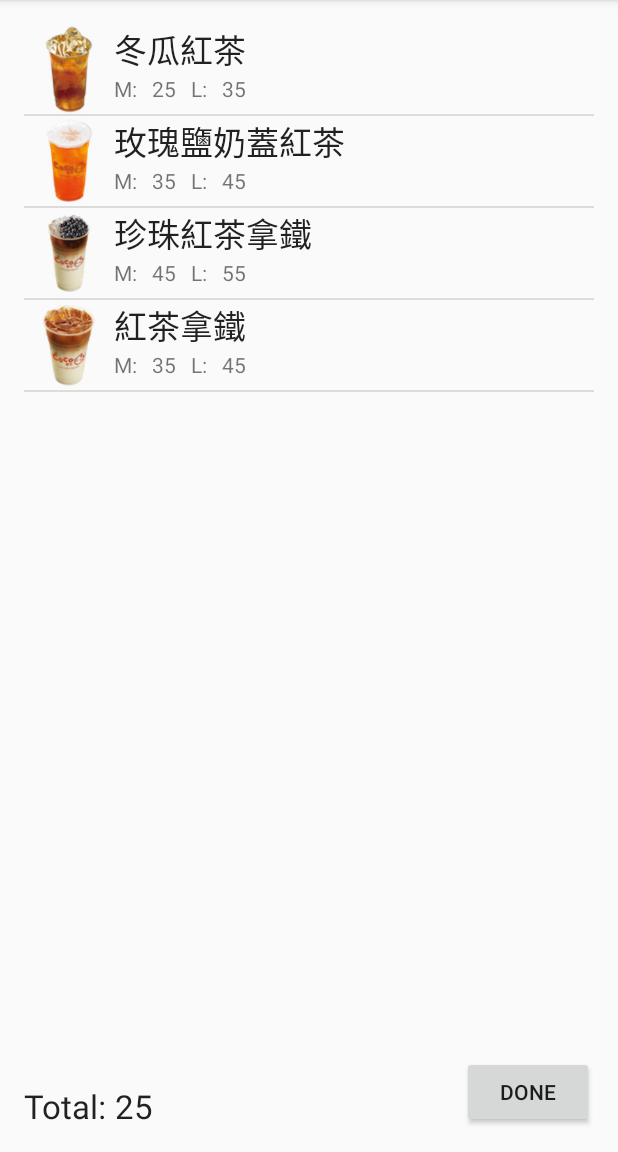
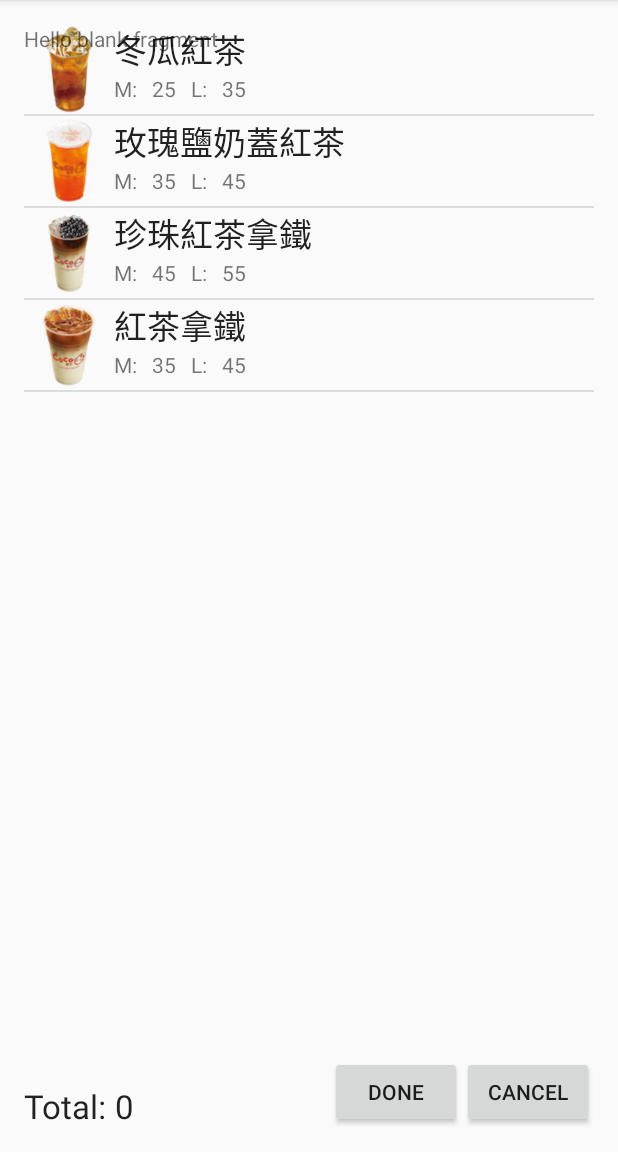
Before and after one commit to pibomb/android-class, an Android app: the DrinkMenuActivity screen opened directly, with no data from a screen before it, after a tap on "冬瓜紅茶", on a phone screen of 412 x 824 dp, the part 84-1236 px from its top. Run offline under Robolectric (Android 15) with nearby library versions, the phone set to English and light mode, and no system bars; 4 statements that could not run were skipped.

Commit message:
Add DrinkOrderDialog to DrinkMenuActivity

```diff
--- a/SimpleUI/app/build.gradle
+++ b/SimpleUI/app/build.gradle
@@ -26,4 +26,6 @@ dependencies {
     compile fileTree(dir: 'libs', include: ['*.jar'])
     testCompile 'junit:junit:4.12'
     compile 'com.android.support:appcompat-v7:23.4.0'
+    compile 'com.android.support:support-v4:23.4.0'
+    compile 'com.google.android.gms:play-services-appindexing:8.1.0'
 }
--- a/SimpleUI/app/src/main/AndroidManifest.xml
+++ b/SimpleUI/app/src/main/AndroidManifest.xml
@@ -15,7 +15,11 @@
                 <category android:name="android.intent.category.LAUNCHER" />
             </intent-filter>
         </activity>
-        <activity android:name=".DrinkMenuActivity"></activity>
+        <activity android:name=".DrinkMenuActivity"></activity><!-- ATTENTION: This was auto-generated to add Google Play services to your project for
+     App Indexing.  See https://g.co/AppIndexing/AndroidStudio for more information. -->
+        <meta-data
+            android:name="com.google.android.gms.version"
+            android:value="@integer/google_play_services_version" />
     </application>
 
 </manifest>
--- a/SimpleUI/app/src/main/java/com/example/mcmor/simpleui/DrinkMenuActivity.java
+++ b/SimpleUI/app/src/main/java/com/example/mcmor/simpleui/DrinkMenuActivity.java
@@ -1,6 +1,10 @@
 package com.example.mcmor.simpleui;
 
+import android.app.Fragment;
+import android.app.FragmentManager;
+import android.app.FragmentTransaction;
 import android.content.Intent;
+import android.net.Uri;
 import android.support.v7.app.AppCompatActivity;
 import android.os.Bundle;
 import android.util.Log;
@@ -9,11 +13,14 @@ import android.widget.AdapterView;
 import android.widget.ListView;
 import android.widget.TextView;
 
+import com.google.android.gms.appindexing.Action;
+import com.google.android.gms.appindexing.AppIndex;
+import com.google.android.gms.common.api.GoogleApiClient;
+
 import java.util.ArrayList;
 import java.util.List;
-import java.util.StringTokenizer;
 
-public class DrinkMenuActivity extends AppCompatActivity {
+public class DrinkMenuActivity extends AppCompatActivity implements DrinkOrderDialog.OnFragmentInteractionListener {
 
     ListView drinkMenuListView;
     TextView totalTextView;
@@ -25,6 +32,11 @@ public class DrinkMenuActivity extends AppCompatActivity {
 
     int total = 0;
     List<Drink> drinkList = new ArrayList<Drink>();
+    /**
+     * ATTENTION: This was auto-generated to implement the App Indexing API.
+     * See https://g.co/AppIndexing/AndroidStudio for more information.
+     */
+    private GoogleApiClient client;
 
     @Override
     protected void onCreate(Bundle savedInstanceState) {
@@ -40,18 +52,22 @@ public class DrinkMenuActivity extends AppCompatActivity {
             @Override
             public void onItemClick(AdapterView<?> parent, View view, int position, long id) {
                 Drink drink = (Drink) parent.getAdapter().getItem(position);
-                total += drink.mPrice;
-                totalTextView.setText(String.valueOf(total));
+//                total += drink.mPrice;
+//                totalTextView.setText(String.valueOf(total));
+                showDrinkOrderDialog(drink);
             }
         });
 
         setupDrinkMenu();
 
         Log.d("DEBUG", "DrinkMenuActivity OnCreate");
+        // ATTENTION: This was auto-generated to implement the App Indexing API.
+        // See https://g.co/AppIndexing/AndroidStudio for more information.
+        client = new GoogleApiClient.Builder(this).addApi(AppIndex.API).build();
     }
 
     private void setData() {
-        for(int i = 0; i < names.length; i++) {
+        for (int i = 0; i < names.length; i++) {
             Drink drink = new Drink();
             drink.name = names[i];
             drink.lPrice = lPrices[i];
@@ -74,10 +90,44 @@ public class DrinkMenuActivity extends AppCompatActivity {
         finish();
     }
 
+    public void cancel(View view) {
+        Intent intent = new Intent();
+
+        setResult(RESULT_CANCELED, intent);
+        finish();
+    }
+
+    private void showDrinkOrderDialog(Drink drink) {
+        FragmentManager fragmentManager = getFragmentManager();
+
+        FragmentTransaction ft = fragmentManager.beginTransaction();
+
+        DrinkOrderDialog dialog = DrinkOrderDialog.newInstance("", "");
+
+        ft.replace(R.id.root, dialog);
+        ft.commit();
+    }
+
     @Override
     protected void onStart() {
         super.onStart();
+        // ATTENTION: This was auto-generated to implement the App Indexing API.
+        // See https://g.co/AppIndexing/AndroidStudio for more information.
+        client.connect();
         Log.d("DEBUG", "DrinkMenuActivity OnStart");
+        // ATTENTION: This was auto-generated to implement the App Indexing API.
+        // See https://g.co/AppIndexing/AndroidStudio for more information.
+        Action viewAction = Action.newAction(
+                Action.TYPE_VIEW, // TODO: choose an action type.
+                "DrinkMenu Page", // TODO: Define a title for the content shown.
+                // TODO: If you have web page content that matches this app activity's content,
+                // make sure this auto-generated web page URL is correct.
+                // Otherwise, set the URL to null.
+                Uri.parse("http://host/path"),
+                // TODO: Make sure this auto-generated app URL is correct.
+                Uri.parse("android-app://com.example.mcmor.simpleui/http/host/path")
+        );
+        AppIndex.AppIndexApi.start(client, viewAction);
     }
 
     @Override
@@ -95,7 +145,23 @@ public class DrinkMenuActivity extends AppCompatActivity {
     @Override
     protected void onStop() {
         super.onStop();
+        // ATTENTION: This was auto-generated to implement the App Indexing API.
+        // See https://g.co/AppIndexing/AndroidStudio for more information.
+        Action viewAction = Action.newAction(
+                Action.TYPE_VIEW, // TODO: choose an action type.
+                "DrinkMenu Page", // TODO: Define a title for the content shown.
+                // TODO: If you have web page content that matches this app activity's content,
+                // make sure this auto-generated web page URL is correct.
+                // Otherwise, set the URL to null.
+                Uri.parse("http://host/path"),
+                // TODO: Make sure this auto-generated app URL is correct.
+                Uri.parse("android-app://com.example.mcmor.simpleui/http/host/path")
+        );
+        AppIndex.AppIndexApi.end(client, viewAction);
         Log.d("DEBUG", "DrinkMenuActivity OnStop");
+        // ATTENTION: This was auto-generated to implement the App Indexing API.
+        // See https://g.co/AppIndexing/AndroidStudio for more information.
+        client.disconnect();
     }
 
     @Override
@@ -109,4 +175,9 @@ public class DrinkMenuActivity extends AppCompatActivity {
         super.onRestart();
         Log.d("DEBUG", "DrinkMenuActivity OnRestart");
     }
+
+    @Override
+    public void onFragmentInteraction(Uri uri) {
+
+    }
 }
--- /dev/null
+++ b/SimpleUI/app/src/main/java/com/example/mcmor/simpleui/DrinkOrderDialog.java
@@ -0,0 +1,108 @@
+package com.example.mcmor.simpleui;
+
+import android.app.Fragment;
+import android.content.Context;
+import android.net.Uri;
+import android.os.Bundle;
+import android.view.LayoutInflater;
+import android.view.View;
+import android.view.ViewGroup;
+
+
+/**
+ * A simple {@link Fragment} subclass.
+ * Activities that contain this fragment must implement the
+ * {@link DrinkOrderDialog.OnFragmentInteractionListener} interface
+ * to handle interaction events.
+ * Use the {@link DrinkOrderDialog#newInstance} factory method to
+ * create an instance of this fragment.
+ */
+public class DrinkOrderDialog extends Fragment {
+    // TODO: Rename parameter arguments, choose names that match
+    // the fragment initialization parameters, e.g. ARG_ITEM_NUMBER
+    private static final String ARG_PARAM1 = "param1";
+    private static final String ARG_PARAM2 = "param2";
+
+    // TODO: Rename and change types of parameters
+    private String mParam1;
+    private String mParam2;
+
+    private OnFragmentInteractionListener mListener;
+
+    public DrinkOrderDialog() {
+        // Required empty public constructor
+    }
+
+    /**
+     * Use this factory method to create a new instance of
+     * this fragment using the provided parameters.
+     *
+     * @param param1 Parameter 1.
+     * @param param2 Parameter 2.
+     * @return A new instance of fragment DrinkOrderDialog.
+     */
+    // TODO: Rename and change types and number of parameters
+    public static DrinkOrderDialog newInstance(String param1, String param2) {
+        DrinkOrderDialog fragment = new DrinkOrderDialog();
+        Bundle args = new Bundle();
+        args.putString(ARG_PARAM1, param1);
+        args.putString(ARG_PARAM2, param2);
+        fragment.setArguments(args);
+        return fragment;
+    }
+
+    @Override
+    public void onCreate(Bundle savedInstanceState) {
+        super.onCreate(savedInstanceState);
+        if (getArguments() != null) {
+            mParam1 = getArguments().getString(ARG_PARAM1);
+            mParam2 = getArguments().getString(ARG_PARAM2);
+        }
+    }
+
+    @Override
+    public View onCreateView(LayoutInflater inflater, ViewGroup container,
+                             Bundle savedInstanceState) {
+        // Inflate the layout for this fragment
+        return inflater.inflate(R.layout.fragment_drink_order_dialog, container, false);
+    }
+
+    // TODO: Rename method, update argument and hook method into UI event
+    public void onButtonPressed(Uri uri) {
+        if (mListener != null) {
+            mListener.onFragmentInteraction(uri);
+        }
+    }
+
+    @Override
+    public void onAttach(Context context) {
+        super.onAttach(context);
+        if (context instanceof OnFragmentInteractionListener) {
+            mListener = (OnFragmentInteractionListener) context;
+        } else {
+            throw new RuntimeException(context.toString()
+                    + " must implement OnFragmentInteractionListener");
+        }
+    }
+
+    @Override
+    public void onDetach() {
+        super.onDetach();
+        mListener = null;
+    }
+
+    /**
+     * This interface must be implemented by activities that contain this
+     * fragment to allow an interaction in this fragment to be communicated
+     * to the activity and potentially other fragments contained in that
+     * activity.
+     * <p/>
+     * See the Android Training lesson <a href=
+     * "http://developer.android.com/training/basics/fragments/communicating.html"
+     * >Communicating with Other Fragments</a> for more information.
+     */
+    public interface OnFragmentInteractionListener {
+        // TODO: Update argument type and name
+        void onFragmentInteraction(Uri uri);
+    }
+}
--- a/SimpleUI/app/src/main/java/com/example/mcmor/simpleui/MainActivity.java
+++ b/SimpleUI/app/src/main/java/com/example/mcmor/simpleui/MainActivity.java
@@ -136,6 +136,8 @@ public class MainActivity extends AppCompatActivity {
             if(resultCode == RESULT_OK) {
                 String result = data.getStringExtra("result");
                 Toast.makeText(this, result, Toast.LENGTH_LONG).show();
+            } else if(resultCode == RESULT_CANCELED) {
+                Toast.makeText(this, "Cancelled", Toast.LENGTH_LONG).show();
             }
         }
     }
--- a/SimpleUI/app/src/main/res/layout/activity_drink_menu.xml
+++ b/SimpleUI/app/src/main/res/layout/activity_drink_menu.xml
@@ -7,7 +7,8 @@
     android:paddingLeft="@dimen/activity_horizontal_margin"
     android:paddingRight="@dimen/activity_horizontal_margin"
     android:paddingTop="@dimen/activity_vertical_margin"
-    tools:context="com.example.mcmor.simpleui.DrinkMenuActivity">
+    tools:context="com.example.mcmor.simpleui.DrinkMenuActivity"
+    android:id="@+id/root">
 
     <ListView
         android:layout_width="match_parent"
@@ -43,9 +44,19 @@
         android:layout_height="wrap_content"
         android:text="DONE"
         android:id="@+id/button3"
-        android:layout_alignBottom="@+id/totalTextView"
-        android:layout_alignParentRight="true"
-        android:layout_alignParentEnd="true"
-        android:onClick="done" />
+        android:onClick="done"
+        android:layout_alignParentBottom="true"
+        android:layout_toLeftOf="@+id/button4"
+        android:layout_toStartOf="@+id/button4" />
+
+    <Button
+        android:layout_width="wrap_content"
+        android:layout_height="wrap_content"
+        android:text="CANCEL"
+        android:id="@+id/button4"
+        android:layout_alignTop="@+id/button3"
+        android:layout_alignRight="@+id/drinkMenuListView"
+        android:layout_alignEnd="@+id/drinkMenuListView"
+        android:onClick="cancel" />
 
 </RelativeLayout>
--- /dev/null
+++ b/SimpleUI/app/src/main/res/layout/fragment_drink_order_dialog.xml
@@ -0,0 +1,13 @@
+<FrameLayout xmlns:android="http://schemas.android.com/apk/res/android"
+    xmlns:tools="http://schemas.android.com/tools"
+    android:layout_width="match_parent"
+    android:layout_height="match_parent"
+    tools:context="com.example.mcmor.simpleui.DrinkOrderDialog">
+
+    <!-- TODO: Update blank fragment layout -->
+    <TextView
+        android:layout_width="match_parent"
+        android:layout_height="match_parent"
+        android:text="@string/hello_blank_fragment" />
+
+</FrameLayout>
--- a/SimpleUI/app/src/main/res/values/strings.xml
+++ b/SimpleUI/app/src/main/res/values/strings.xml
@@ -1,3 +1,6 @@
 <resources>
     <string name="app_name">SimpleUI</string>
+
+    <!-- TODO: Remove or change this placeholder text -->
+    <string name="hello_blank_fragment">Hello blank fragment</string>
 </resources>
```
